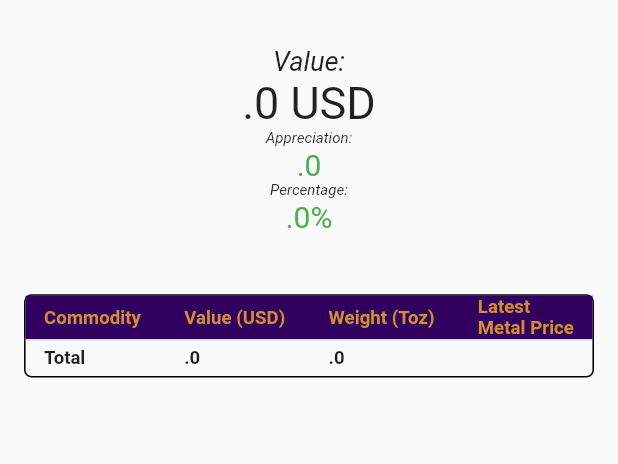
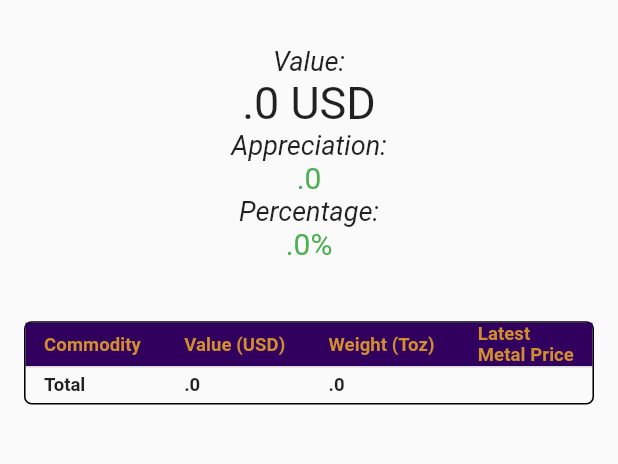
Before and after one commit to MisteryDush/ipm_app, a Flutter app: the CostChargesPage screen opened by its route, after a tap on the "dehaze" icon, after a tap on "Home", on a phone screen of 412 x 824 dp, the part 352-816 px from its top. Run offline on Flutter 3.47's test engine with Material 2 defaults, Android fonts, the phone set to English and light mode, and no system bars; our stand-ins replace flutter_svg, shared_preferences; missing offline and left inert: forex_conversion, requests; accounts and stored records are empty.

Commit message:
Updated font sizes

```diff
--- a/lib/menu.dart
+++ b/lib/menu.dart
@@ -71,7 +71,7 @@ class Menu extends StatelessWidget {
                           ),
                           Text('Appreciation:',
                             style: TextStyle(
-                              fontSize: 10,
+                              fontSize: 18,
                               fontStyle: FontStyle.italic,
                             ),
                           ),
@@ -84,7 +84,7 @@ class Menu extends StatelessWidget {
                           ),
                           Text('Percentage:',
                             style: TextStyle(
-                              fontSize: 10,
+                              fontSize: 18,
                               fontStyle: FontStyle.italic,
                             ),
                           ),
--- a/lib/widgets/main_drawer.dart
+++ b/lib/widgets/main_drawer.dart
@@ -103,6 +103,10 @@ class MainDrawer extends StatelessWidget{
               size: 30,
               color: textColorGold,
             ),
+            title: const Text(
+              'Settings',
+              style: TextStyle(color: Colors.white),
+            ),
             onTap: () {
               if(ModalRoute.of(context)?.settings.name != '/settings') {
                 Navigator.popAndPushNamed(context, '/settings');
```
